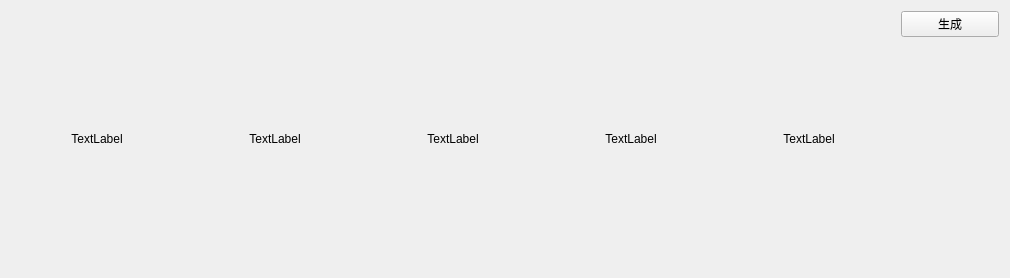
Before: the Qt Designer form TexasPoker/TexasPoker/texaswidget.ui in JackeyLea/TexasPoker, drawn with Qt 5.
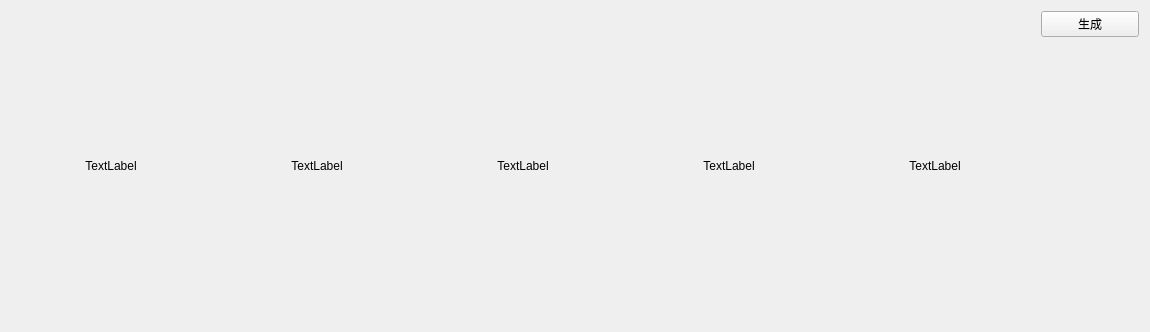
After: the same form once the commit is applied.

Diff of the .ui file:
```diff
--- a/TexasPoker/TexasPoker/texaswidget.ui
+++ b/TexasPoker/TexasPoker/texaswidget.ui
@@ -6,8 +6,8 @@
    <rect>
     <x>0</x>
     <y>0</y>
-    <width>1010</width>
-    <height>278</height>
+    <width>1150</width>
+    <height>332</height>
    </rect>
   </property>
   <property name="windowTitle">
@@ -18,14 +18,14 @@
     <widget class="QLabel" name="labelImg1">
      <property name="minimumSize">
       <size>
-       <width>172</width>
-       <height>256</height>
+       <width>200</width>
+       <height>310</height>
       </size>
      </property>
      <property name="maximumSize">
       <size>
-       <width>172</width>
-       <height>256</height>
+       <width>200</width>
+       <height>310</height>
       </size>
      </property>
      <property name="text">
@@ -40,14 +40,14 @@
     <widget class="QLabel" name="labelImg2">
      <property name="minimumSize">
       <size>
-       <width>172</width>
-       <height>256</height>
+       <width>200</width>
+       <height>310</height>
       </size>
      </property>
      <property name="maximumSize">
       <size>
-       <width>172</width>
-       <height>256</height>
+       <width>200</width>
+       <height>310</height>
       </size>
      </property>
      <property name="text">
@@ -62,14 +62,14 @@
     <widget class="QLabel" name="labelImg3">
      <property name="minimumSize">
       <size>
-       <width>172</width>
-       <height>256</height>
+       <width>200</width>
+       <height>310</height>
       </size>
      </property>
      <property name="maximumSize">
       <size>
-       <width>172</width>
-       <height>256</height>
+       <width>200</width>
+       <height>310</height>
       </size>
      </property>
      <property name="text">
@@ -84,14 +84,14 @@
     <widget class="QLabel" name="labelImg4">
      <property name="minimumSize">
       <size>
-       <width>172</width>
-       <height>256</height>
+       <width>200</width>
+       <height>310</height>
       </size>
      </property>
      <property name="maximumSize">
       <size>
-       <width>172</width>
-       <height>256</height>
+       <width>200</width>
+       <height>310</height>
       </size>
      </property>
      <property name="text">
@@ -106,14 +106,14 @@
     <widget class="QLabel" name="labelImg5">
      <property name="minimumSize">
       <size>
-       <width>172</width>
-       <height>256</height>
+       <width>200</width>
+       <height>310</height>
       </size>
      </property>
      <property name="maximumSize">
       <size>
-       <width>172</width>
-       <height>256</height>
+       <width>200</width>
+       <height>310</height>
       </size>
      </property>
      <property name="text">
```
